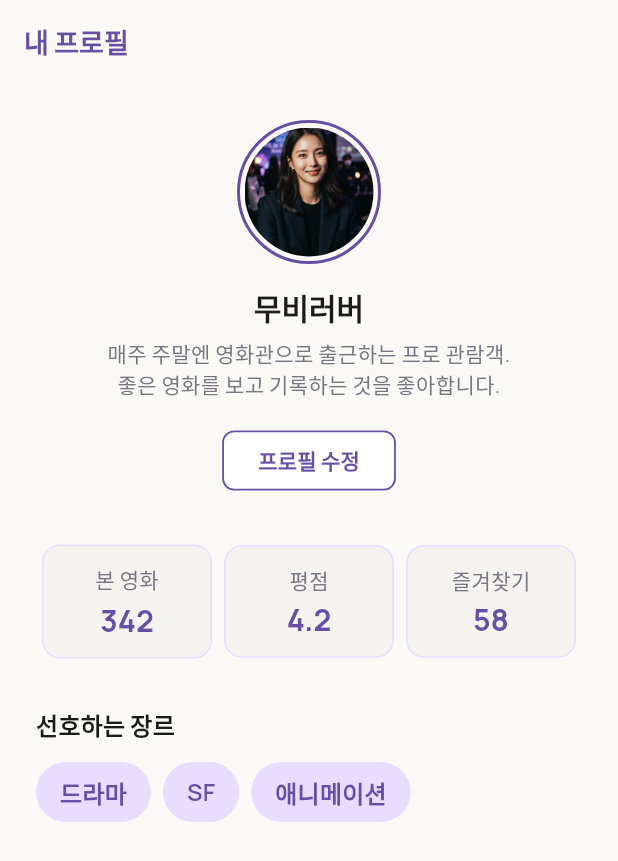
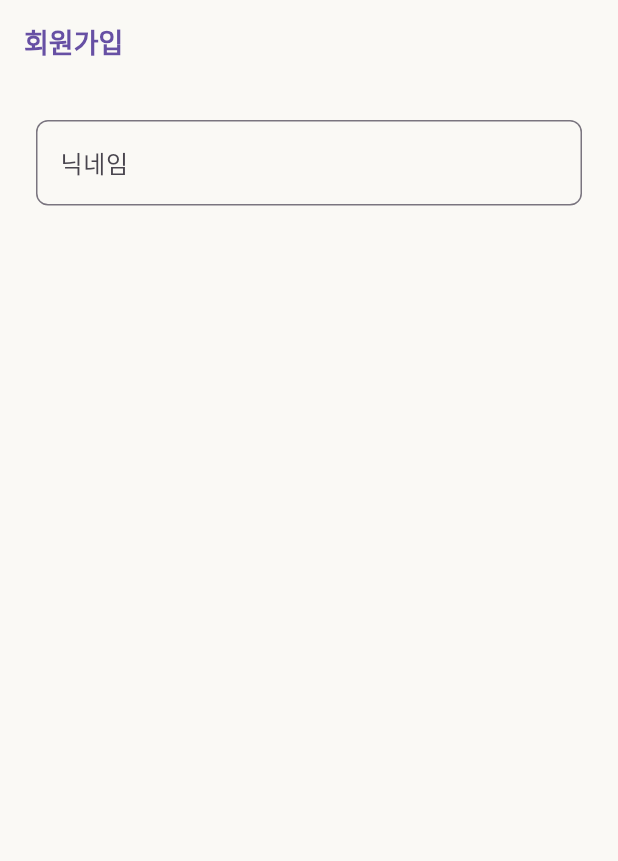
Before and after one commit to SWU-UMC/11th_Moblie_A, a Flutter app: the screen it shows after launch, on a phone screen of 412 x 824 dp. Shown: the top 861 px of the screen. Run offline on Flutter 3.47's test engine with Material 3 defaults, Android fonts, the phone set to English and light mode, and no system bars; our stand-ins replace flutter_svg.

Commit message:
feat: 2주차 guide 까지 구현 - 닉네임 입력 창

```diff
--- a/Luga/week0/lib/main.dart
+++ b/Luga/week0/lib/main.dart
@@ -1,7 +1,7 @@
 import 'package:flutter_svg/flutter_svg.dart';
 import 'package:flutter/material.dart';
 import 'theme/app_theme.dart';
-import 'screen/profile_screen.dart';
+import 'screen/sign_up_screen.dart';
 
 void main() => runApp(const MovieLogApp());
 
@@ -11,7 +11,7 @@ class MovieLogApp extends StatelessWidget {
   Widget build(BuildContext context) => MaterialApp(
     debugShowCheckedModeBanner: false,
     theme: AppTheme.light,
-    home: const ProfileScreen(),
+    home: const SignUpScreen(),
   );
 }
 
--- /dev/null
+++ b/Luga/week0/lib/screen/sign_up_screen.dart
@@ -0,0 +1,75 @@
+import 'package:flutter/material.dart';
+
+class SignUpScreen extends StatefulWidget {
+  const SignUpScreen({super.key});
+
+  @override
+  State<SignUpScreen> createState() => _SignUpScreenState();
+}
+
+class _SignUpScreenState extends State<SignUpScreen> {
+    // Step 1: Form 유효성 검사를 위한 global key 생성
+    final _formKey = GlobalKey<FormState>();
+
+    // Step 2: 닉네임 controller & 이메일 controller & 비밀번호 controller 생성
+    final _nicknameController = TextEditingController();
+    final _emailController = TextEditingController();
+    final _passwordController = TextEditingController();
+
+    // 비밀번호 focus node
+    final _passwordFocusNode = FocusNode();
+
+    // 약관 동의
+    bool _agreedToTerms = false;
+
+    @override
+    void dispose() {
+        _nicknameController.dispose();
+        _emailController.dispose();
+        _passwordController.dispose();
+        _passwordFocusNode.dispose();
+        super.dispose();
+    }
+
+    @override
+    Widget build(BuildContext context) {
+        return Scaffold(
+            appBar: AppBar(title: const Text('회원가입')),
+            body: SafeArea(
+                child: SingleChildScrollView(
+                    padding: const EdgeInsets.all(24),
+                    child:Form(
+                        key: _formKey,
+                        child: Column(
+                            crossAxisAlignment: CrossAxisAlignment.stretch,
+                            children: [
+                                // 닉네임 입력 필드
+                                TextFormField(
+                                    controller: _nicknameController,
+                                    decoration: const InputDecoration(
+                                        labelText: '닉네임',
+                                        hintText: '2자 이상 입력하세요',
+                                    ),
+                                    validator: (value) {
+                                        if (value == null || value.isEmpty) {
+                                            return '닉네임을 입력해주세요';
+                                        }
+                                        if (value.trim().length < 2) {
+                                            return '닉네임은 2자 이상이어야 합니다';
+                                        }
+                                        return null;
+                                    },
+                                    onChanged: (value) {
+                                        setState(() {});
+                                    },
+                                ),
+
+                                const SizedBox(height: 24),
+                            ],
+                        ),
+                    ),
+                ),
+            ),
+        );
+    }
+}
```
